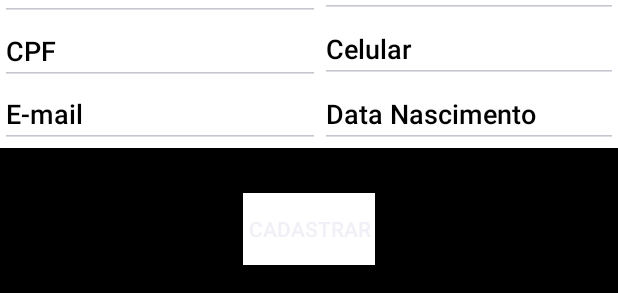
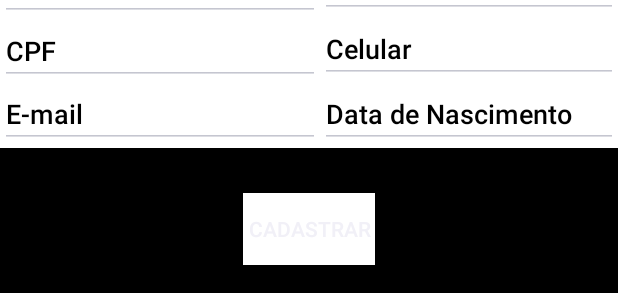
Before and after one commit to iruber/IRuber, an Android app: the layout activity_cadastro_usuario.xml on its own in the app's theme, with its tools: preview values and no code run, on a phone screen of 412 x 824 dp. Shown: the part 457-750 px from the top of the screen. Run offline under Robolectric (Android 15) with nearby library versions, the phone set to English and light mode, and no system bars.

Commit message:
Correção de Hard Code nos xmls

```diff
--- a/app/src/main/AndroidManifest.xml
+++ b/app/src/main/AndroidManifest.xml
@@ -11,7 +11,7 @@
         android:supportsRtl="true"
         android:theme="@style/NoActionBar"
         tools:ignore="GoogleAppIndexingWarning">
-        <activity android:name=".usuario.gui.CadastroUsuarioActivity"></activity>
+        <activity android:name=".usuario.gui.CadastroUsuarioActivity"/>
         <activity android:name=".usuario.gui.MainLogin" />
         <activity android:name=".usuario.gui.MainCadastro" />
         <activity android:name=".usuario.gui.LoginUsuarioActivity" />
--- a/app/src/main/java/com/comercial/iruber/usuario/gui/LoginUsuarioActivity.java
+++ b/app/src/main/java/com/comercial/iruber/usuario/gui/LoginUsuarioActivity.java
@@ -15,7 +15,7 @@ import com.comercial.iruber.usuario.negocio.ServicoLogin;
 
 public class LoginUsuarioActivity extends AppCompatActivity implements View.OnClickListener{
     private EditText senhaEd, emailEd;
-    private Button buttonLogin, cadastrarUsuario;
+    private Button cadastrarUsuario;
     private static EnumTipo tipoUsuario;
 
 
@@ -37,7 +37,7 @@ public class LoginUsuarioActivity extends AppCompatActivity implements View.OnCl
     private void encontrarView(){
         this.emailEd=(EditText) findViewById(R.id.textLogin);
         this.senhaEd=(EditText)findViewById(R.id.textSenha);
-        this.buttonLogin=(Button)findViewById(R.id.btnLogin);
+        Button buttonLogin = (Button) findViewById(R.id.btnLogin);
         this.cadastrarUsuario=(Button)findViewById(R.id.buttonCadastrarUsuario);
         buttonLogin.setOnClickListener(new View.OnClickListener() {
             @Override
--- a/app/src/main/res/layout/activity_cadastro_restaurante.xml
+++ b/app/src/main/res/layout/activity_cadastro_restaurante.xml
@@ -53,7 +53,7 @@
         android:layout_marginEnd="8dp"
         android:layout_marginBottom="180dp"
         android:text="@string/endereco"
-        android:textSize="25dp"
+        android:textSize="25sp"
         app:layout_constraintBottom_toBottomOf="@+id/constraintLayout3"
         app:layout_constraintEnd_toEndOf="parent"
         app:layout_constraintStart_toStartOf="parent"
@@ -115,7 +115,7 @@
         android:layout_marginTop="8dp"
         android:layout_marginEnd="8dp"
         android:layout_marginBottom="16dp"
-        android:hint="CEP"
+        android:hint="@string/cep"
         app:layout_constraintBottom_toTopOf="@+id/bairroTextView"
         app:layout_constraintEnd_toEndOf="@+id/constraintLayout3"
         app:layout_constraintStart_toEndOf="@+id/cidadeTextView"
@@ -250,7 +250,7 @@
         android:layout_marginEnd="8dp"
         android:layout_marginBottom="8dp"
         android:ems="10"
-        android:hint="Senha"
+        android:hint="@string/senha"
         android:inputType="textPersonName"
         app:layout_constraintBottom_toBottomOf="parent"
         app:layout_constraintEnd_toStartOf="@+id/cpfTextView"
--- a/app/src/main/res/layout/activity_cadastro_usuario.xml
+++ b/app/src/main/res/layout/activity_cadastro_usuario.xml
@@ -1,6 +1,5 @@
 <?xml version="1.0" encoding="utf-8"?>
 <GridLayout xmlns:android="http://schemas.android.com/apk/res/android"
-xmlns:app="http://schemas.android.com/apk/res-auto"
     xmlns:tools="http://schemas.android.com/tools"
     android:layout_width="match_parent"
     android:layout_height="match_parent"
@@ -17,7 +16,7 @@ android:background="@color/colorBlack">
         android:layout_columnSpan="3"
         android:layout_gravity="center_horizontal"
         android:layout_marginBottom="30dp"
-        android:text="Cadastro"
+        android:text="@string/cadastro"
         android:textColor="@color/colorWhite"
         android:textSize="20sp" />
 
@@ -86,7 +85,7 @@ android:background="@color/colorBlack">
                 android:layout_width="match_parent"
                 android:layout_height="40dp"
                 android:ems="10"
-                android:hint="CEP"
+                android:hint="@string/cep"
                 android:inputType="number"
                 android:textColorHint="@color/colorBlack" />
         </LinearLayout>
@@ -112,7 +111,7 @@ android:background="@color/colorBlack">
                 android:layout_width="match_parent"
                 android:layout_height="wrap_content"
                 android:ems="10"
-                android:hint="Nome"
+                android:hint="@string/nome"
                 android:inputType="textPersonName"
                 android:textColorHint="@color/colorBlack" />
 
@@ -158,7 +157,7 @@ android:background="@color/colorBlack">
                 android:layout_height="wrap_content"
                 android:layout_weight="1"
                 android:ems="10"
-                android:hint="Celular"
+                android:hint="@string/celular"
                 android:inputType="number"
                 android:textColorHint="@color/colorBlack" />
 
@@ -168,7 +167,7 @@ android:background="@color/colorBlack">
                 android:layout_height="wrap_content"
                 android:layout_weight="1"
                 android:ems="10"
-                android:hint="Data Nascimento"
+                android:hint="@string/data_nascimento"
                 android:inputType="date"
                 android:textColorHint="@color/colorBlack" />
         </LinearLayout>
--- a/app/src/main/res/layout/activity_login_usuario.xml
+++ b/app/src/main/res/layout/activity_login_usuario.xml
@@ -31,7 +31,7 @@
         android:layout_gravity="center"
         android:layout_marginTop="10dp"
         android:ems="15"
-        android:hint="E-mail"
+        android:hint="@string/e_mail"
         android:inputType="textPersonName"
         android:textColor="@color/colorWhite"
         android:textColorHint="@color/colorGrey" />
@@ -45,7 +45,7 @@
         android:layout_gravity="center"
         android:layout_marginTop="10dp"
         android:ems="15"
-        android:hint="Senha"
+        android:hint="@string/senha"
         android:inputType="textPassword"
         android:textColor="@color/colorWhite"
         android:textColorHint="@color/colorGrey" />
@@ -69,7 +69,7 @@
         android:layout_gravity="center_horizontal"
         android:clickable="true"
         android:focusable="true"
-        android:text="Cadastrar"
+        android:text="@string/cadastrar"
         android:textColor="@color/colorBlack" />
 
 </GridLayout>
--- a/app/src/main/res/layout/activity_main_login_v.xml
+++ b/app/src/main/res/layout/activity_main_login_v.xml
@@ -68,7 +68,7 @@ android:background="@color/colorBlack">
         android:layout_column="0"
         android:layout_columnSpan="3"
         android:layout_gravity="center_horizontal"
-        android:text="Ainda não possui cadastro?"
+        android:text="@string/textCadastro"
         android:textColor="@color/colorWhite"
         android:textSize="20sp" />
 
--- a/app/src/main/res/layout/activity_splash.xml
+++ b/app/src/main/res/layout/activity_splash.xml
@@ -1,6 +1,5 @@
 <?xml version="1.0" encoding="utf-8"?>
 <RelativeLayout xmlns:android="http://schemas.android.com/apk/res/android"
-    xmlns:app="http://schemas.android.com/apk/res-auto"
     xmlns:tools="http://schemas.android.com/tools"
     android:layout_width="match_parent"
     android:layout_height="match_parent"
@@ -14,7 +13,8 @@
         android:layout_centerInParent="true"
         android:layout_marginStart="-17dp"
         android:layout_marginTop="-6dp"
-        android:src="@drawable/logo" />
+        android:src="@drawable/logo"
+        android:contentDescription="@string/content_description_logo" />
 
     <LinearLayout
         android:layout_width="wrap_content"
--- a/app/src/main/res/layout/content_main_login.xml
+++ b/app/src/main/res/layout/content_main_login.xml
@@ -68,7 +68,7 @@
         android:layout_column="0"
         android:layout_columnSpan="3"
         android:layout_gravity="center_horizontal"
-        android:text="Ainda não possui cadastro?"
+        android:text="@string/textCadastro"
         android:textColor="@color/colorWhite"
         android:textSize="30sp" />
 
--- a/app/src/main/res/values/strings.xml
+++ b/app/src/main/res/values/strings.xml
@@ -27,6 +27,12 @@
     <string name="title_activity_main_login">MainLogin</string>
     <string name="selecione_como_deseja_logar">Selecione como deseja logar</string>
     <string name="Selecione_como_deseja_se_cadastrar">Selecione como deseja se cadastrar</string>
+    <string name="content_description_logo">Logo do aplicativo</string>
+    <string name="cep">CEP</string>
+    <string name="data_nascimento">Data de Nascimento</string>
+    <string name="cadastro">Cadastro</string>
+    <string name="celular">Celular</string>
+    <string name="textCadastro">Ainda não possui cadastro?</string>
 
     <string-array name="state_array">
         <item>Estado</item>
```
Also changed, not shown: app/src/main/java/com/comercial/iruber/infra/servicos/Validacao.java (+16 -16 lines), app/src/main/res/layout/activity_cadastro_cliente.xml (+4 -4 lines). Lines whose indentation alone changed are shown as unchanged.
